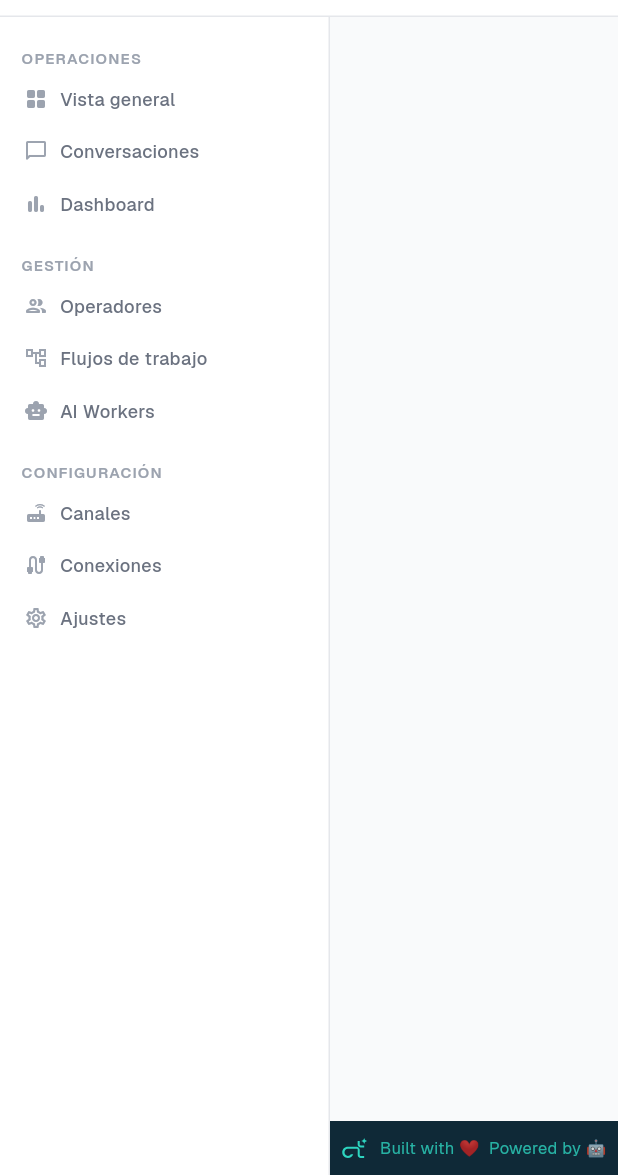
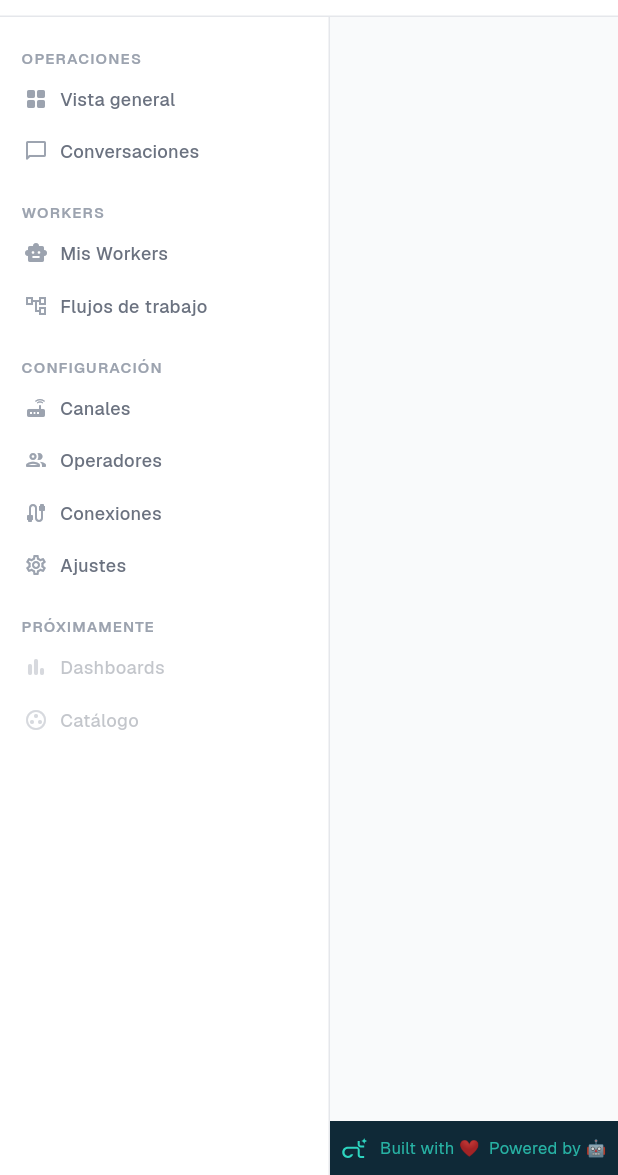
Before and after one commit to jomikohn8/conectamos-platform, a Flutter app: the AppShell screen opened directly with empty values, on a phone screen of 412 x 824 dp, the part 61-1236 px from its top. Run offline on Flutter 3.47's test engine with Material 3 defaults, Android fonts, the phone set to English and light mode, and no system bars; our stand-ins replace dio, file_picker, flutter_riverpod, flutter_svg, go_router, google_fonts and 1 more; missing offline and left inert: dart:html, dart:ui_web, desktop_drop; accounts and stored records are empty.

Commit message:
Reorganize sidebar structure and add Coming Soon section
- Rename GESTIÓN → WORKERS section, AI Workers → Mis Workers
- Move Operadores to CONFIGURACIÓN section
- Remove Dashboard from active nav (not a current feature)
- Add PRÓXIMAMENTE section with disabled Dashboards and Catálogo items
- _DisabledNavItem: opaque 0.4, forbidden cursor, "Próximamente" tooltip on hover

Co-Authored-By: Claude Sonnet 4.6 <noreply@anthropic.com>

```diff
--- a/lib/shared/widgets/app_shell.dart
+++ b/lib/shared/widgets/app_shell.dart
@@ -595,22 +595,15 @@ class _Sidebar extends ConsumerWidget {
                           currentRoute: currentRoute,
                           collapsed: collapsed,
                         ),
-                        _NavItem(
-                          icon: Icons.bar_chart_rounded,
-                          label: 'Dashboard',
-                          route: '/dashboard',
-                          currentRoute: currentRoute,
-                          collapsed: collapsed,
-                        ),
                         const SizedBox(height: 4),
                         _NavSection(
-                          label: 'Gestión',
+                          label: 'Workers',
                           collapsed: collapsed,
                         ),
                         _NavItem(
-                          icon: Icons.people_outline_rounded,
-                          label: 'Operadores',
-                          route: '/operators',
+                          icon: Icons.smart_toy_rounded,
+                          label: 'Mis Workers',
+                          route: '/workers',
                           currentRoute: currentRoute,
                           collapsed: collapsed,
                         ),
@@ -618,13 +611,6 @@ class _Sidebar extends ConsumerWidget {
                           icon: Icons.account_tree_outlined,
                           label: 'Flujos de trabajo',
                           route: '/flows',
-                          currentRoute: currentRoute,
-                          collapsed: collapsed,
-                        ),
-                        _NavItem(
-                          icon: Icons.smart_toy_rounded,
-                          label: 'AI Workers',
-                          route: '/workers',
                           currentRoute: currentRoute,
                           collapsed: collapsed,
                         ),
@@ -641,6 +627,13 @@ class _Sidebar extends ConsumerWidget {
                           collapsed: collapsed,
                         ),
                         _NavItem(
+                          icon: Icons.people_outline_rounded,
+                          label: 'Operadores',
+                          route: '/operators',
+                          currentRoute: currentRoute,
+                          collapsed: collapsed,
+                        ),
+                        _NavItem(
                           icon: Icons.cable_outlined,
                           label: 'Conexiones',
                           route: '/connections',
@@ -652,6 +645,21 @@ class _Sidebar extends ConsumerWidget {
                           label: 'Ajustes',
                           route: '/settings',
                           currentRoute: currentRoute,
+                          collapsed: collapsed,
+                        ),
+                        const SizedBox(height: 4),
+                        _NavSection(
+                          label: 'Próximamente',
+                          collapsed: collapsed,
+                        ),
+                        _DisabledNavItem(
+                          icon: Icons.bar_chart_rounded,
+                          label: 'Dashboards',
+                          collapsed: collapsed,
+                        ),
+                        _DisabledNavItem(
+                          icon: Icons.group_work_outlined,
+                          label: 'Catálogo',
                           collapsed: collapsed,
                         ),
                       ],
@@ -841,6 +849,101 @@ class _NavItemState extends State<_NavItem> {
   }
 }
 
+// ── Disabled nav item (Coming Soon) ───────────────────────────────────────────
+
+class _DisabledNavItem extends StatefulWidget {
+  const _DisabledNavItem({
+    required this.icon,
+    required this.label,
+    required this.collapsed,
+  });
+  final IconData icon;
+  final String label;
+  final bool collapsed;
+
+  @override
+  State<_DisabledNavItem> createState() => _DisabledNavItemState();
+}
+
+class _DisabledNavItemState extends State<_DisabledNavItem> {
+  bool _hovered = false;
+
+  Widget _buildCollapsed() {
+    return Container(
+      margin: const EdgeInsets.symmetric(vertical: 1, horizontal: 6),
+      width: 44,
+      height: 36,
+      decoration: BoxDecoration(
+        color: _hovered ? AppColors.ctSurface2 : Colors.transparent,
+        borderRadius: BorderRadius.circular(8),
+      ),
+      alignment: Alignment.center,
+      child: Opacity(
+        opacity: 0.4,
+        child: Icon(widget.icon, size: 18, color: AppColors.ctText3),
+      ),
+    );
+  }
+
+  Widget _buildExpanded() {
+    return Container(
+      margin: const EdgeInsets.symmetric(vertical: 1, horizontal: 6),
+      padding: const EdgeInsets.symmetric(horizontal: 10, vertical: 8),
+      decoration: BoxDecoration(
+        color: _hovered ? AppColors.ctSurface2 : Colors.transparent,
+        borderRadius: BorderRadius.circular(8),
+      ),
+      child: Opacity(
+        opacity: 0.4,
+        child: Row(
+          children: [
+            Icon(widget.icon, size: 16, color: AppColors.ctText3),
+            const SizedBox(width: 8),
+            Expanded(
+              child: Text(
+                widget.label,
+                style: const TextStyle(
+                  fontFamily: 'Geist',
+                  fontSize: 12,
+                  fontWeight: FontWeight.w500,
+                  color: AppColors.ctText2,
+                ),
+                overflow: TextOverflow.ellipsis,
+              ),
+            ),
+          ],
+        ),
+      ),
+    );
+  }
+
+  @override
+  Widget build(BuildContext context) {
+    final content = Tooltip(
+      message: 'Próximamente',
+      preferBelow: false,
+      waitDuration: Duration.zero,
+      decoration: BoxDecoration(
+        color: AppColors.ctNavy,
+        borderRadius: BorderRadius.circular(6),
+      ),
+      textStyle: const TextStyle(
+        fontFamily: 'Geist',
+        fontSize: 12,
+        color: Colors.white,
+      ),
+      child: MouseRegion(
+        onEnter: (_) => setState(() => _hovered = true),
+        onExit:  (_) => setState(() => _hovered = false),
+        cursor: SystemMouseCursors.forbidden,
+        child: widget.collapsed ? _buildCollapsed() : _buildExpanded(),
+      ),
+    );
+
+    return content;
+  }
+}
+
 // ── FOOTER ────────────────────────────────────────────────────────────────────
 
 class _Footer extends StatelessWidget {
```
